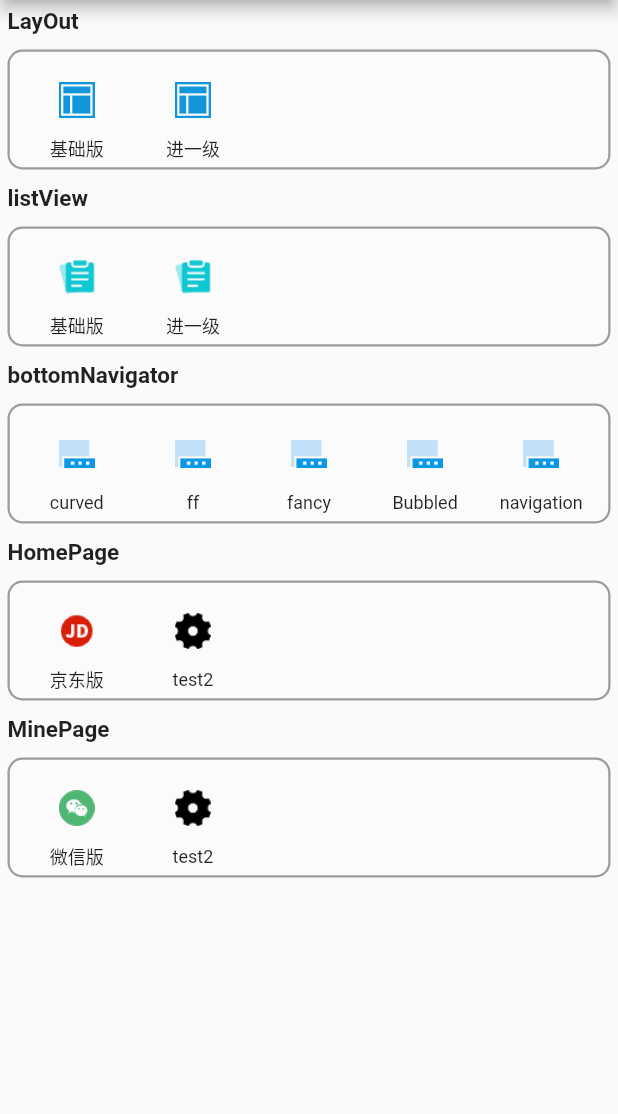
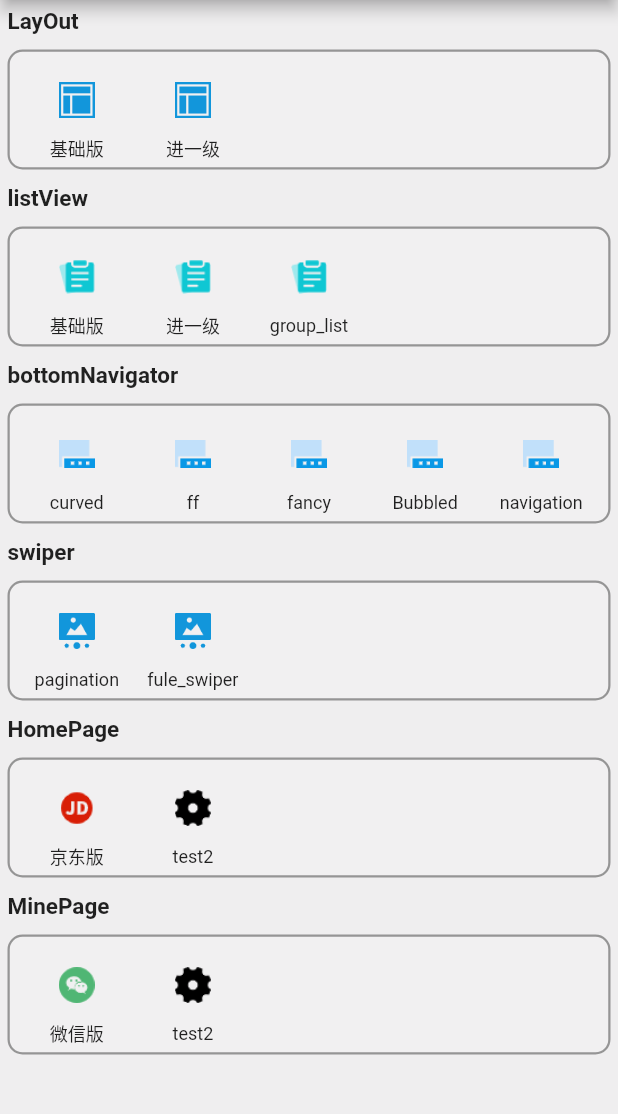
Before and after one commit to AkiLeung/flutter_demos, a Flutter app: the screen it shows after launch, on a phone screen of 412 x 824 dp, the part 84-1198 px from its top. Run offline on Flutter 3.47's test engine with Material 2 defaults, Android fonts, the phone set to English and light mode, and no system bars; our stand-ins replace curved_navigation_bar, fancy_bottom_navigation, flutter_slidable, flutter_swiper; missing offline and left inert: bubbled_navigation_bar, custom_splash, dot_pagination_swiper, ff_navigation_bar, fule_swiper, navigation_action_bar.

Commit message:
update 20210223

```diff
--- a/lib/main.dart
+++ b/lib/main.dart
@@ -8,11 +8,14 @@ import 'package:flutter_demos/layout/layout01.dart';
 import 'package:flutter_demos/layout/layout02.dart';
 import 'package:flutter_demos/listView/listView01.dart';
 import 'package:flutter_demos/listView/listView02.dart';
+import 'package:flutter_demos/listView/listView03.dart';
 import 'package:flutter_demos/bottom/bottom01.dart';
 import 'package:flutter_demos/bottom/bottom02.dart';
 import 'package:flutter_demos/bottom/bottom03.dart';
 import 'package:flutter_demos/bottom/bottom04.dart';
 import 'package:flutter_demos/bottom/bottom05.dart';
+import 'package:flutter_demos/swiper/swiper01.dart';
+import 'package:flutter_demos/swiper/swiper02.dart';
 import 'package:flutter_demos/home/jingdong/home.dart';
 import 'package:flutter_demos/mine/weixin/mine.dart';
 
@@ -54,11 +57,14 @@ class MyApp extends StatelessWidget {
     "layOut02": (context, settings) => LayOut02(),
     "listView01": (context, settings) => ListView01(),
     "listView02": (context, settings) => ListView02(),
+    "listView03": (context, settings) => ListView03(),
     "bottomNavigator01": (context, settings) => BottomNavigartor01(),
     "bottomNavigator02": (context, settings) => BottomNavigartor02(),
     "bottomNavigator03": (context, settings) => BottomNavigartor03(),
     "bottomNavigator04": (context, settings) => BottomNavigartor04(),
     "bottomNavigator05": (context, settings) => BottomNavigartor05(),
+    "swiper01": (context, settings) => Swiper01(),
+    "swiper02": (context, settings) => Swiper02(),
     "jingDongHome": (context, settings) => JingDongHomePage(),
     "weiXinMine": (context, settings) => WeiXinMinePage(),
   };
@@ -78,6 +84,8 @@ class MyApp extends StatelessWidget {
             title: 'Flutter Demos',
             initialRoute: "main",
             theme: ThemeData(
+              brightness: Brightness.light,
+              scaffoldBackgroundColor: const Color.fromRGBO(239, 238, 239, 1.0),
               primarySwatch: Colors.red,
               visualDensity: VisualDensity.adaptivePlatformDensity,
             ),
@@ -118,7 +126,7 @@ class _MyMainPageState extends State<MyMainPage> {
   List<ZIconData> layoutIconList = [];
   List<ZIconData> listViewIconList = [];
   List<ZIconData> bttmNavgIconList = [];
-  // List<ZIconData> leftMenuIconList = [];
+  List<ZIconData> swiperIconList = [];
   // List<ZIconData> rightMenuIconList = [];
 
   List<ZIconData> homePageIconList = [];
@@ -148,6 +156,10 @@ class _MyMainPageState extends State<MyMainPage> {
         icon: "assets/images/icon/list.png",
         name: "进一级",
         router: "listView02"));
+    listViewIconList.add(ZIconData(
+        icon: "assets/images/icon/list.png",
+        name: "group_list",
+        router: "listView03"));
     /*****************bttmNavgIconList*****************/
     bttmNavgIconList.add(ZIconData(
         icon: "assets/images/icon/bottom.png",
@@ -169,6 +181,16 @@ class _MyMainPageState extends State<MyMainPage> {
         icon: "assets/images/icon/bottom.png",
         name: "navigation",
         router: "bottomNavigator05"));
+
+    /*****************swiperIconList*****************/
+    swiperIconList.add(ZIconData(
+        icon: "assets/images/icon/swiper.png",
+        name: "pagination",
+        router: "swiper01"));
+    swiperIconList.add(ZIconData(
+        icon: "assets/images/icon/swiper.png",
+        name: "fule_swiper",
+        router: "swiper02"));
     /*****************home page *****************/
     homePageIconList.add(ZIconData(
         icon: "assets/images/icon/jingdong.png",
@@ -290,6 +312,36 @@ class _MyMainPageState extends State<MyMainPage> {
                           ZIcon(
                             iconList: bttmNavgIconList
                                 .getRange(0, bttmNavgIconList.length)
+                                ?.toList(),
+                          ),
+                        ],
+                      ),
+                    ),
+                    /* ******************************************************************************************* */
+                    Container(
+                      child: Text(
+                        "swiper",
+                        style: TextStyle(
+                          fontSize: 15,
+                          fontWeight: FontWeight.bold,
+                        ),
+                      ),
+                      margin: const EdgeInsets.all(5.0),
+                    ),
+                    Container(
+                      margin: EdgeInsets.all(5.0),
+                      padding: EdgeInsets.all(3.0),
+                      height: 80,
+                      decoration: BoxDecoration(
+                          border: Border.all(color: Colors.black38, width: 1.5),
+                          color: Colors.white10,
+                          borderRadius: BorderRadius.circular(10.0)),
+                      child: PageView(
+                        scrollDirection: Axis.horizontal,
+                        children: <Widget>[
+                          ZIcon(
+                            iconList: swiperIconList
+                                .getRange(0, swiperIconList.length)
                                 ?.toList(),
                           ),
                         ],
```
Also changed, not shown: lib/listView/listView03.dart (added, +52 -0 lines), lib/swiper/swiper01.dart (added, +24 -0 lines), lib/swiper/swiper02.dart (added, +63 -0 lines), pubspec.yaml (+12 -1 lines), assets/images/icon/swiper.png (added), assets/images/swiper/pic001.jpg (added), assets/images/swiper/pic002.jpg (added), assets/images/swiper/pic003.jpg (added), pubspec.lock.
